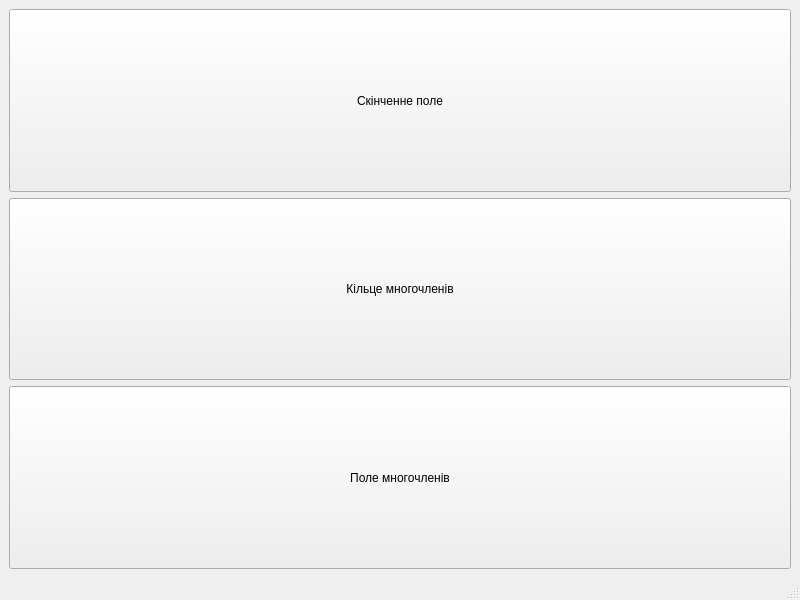
Oleksii-Adamov/GeneralAlgebraTeamLab, file GeneralAlgebraTeamLabProject/GUI/mainwindow.ui: the form before one commit.
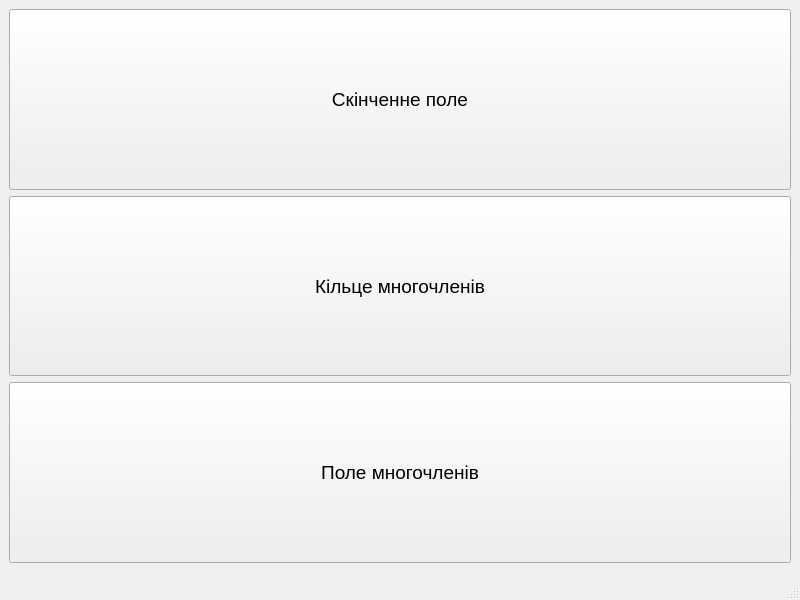
The form after the commit.

```diff
--- a/GeneralAlgebraTeamLabProject/GUI/mainwindow.ui
+++ b/GeneralAlgebraTeamLabProject/GUI/mainwindow.ui
@@ -10,6 +10,11 @@
     <height>600</height>
    </rect>
   </property>
+  <property name="font">
+   <font>
+    <pointsize>14</pointsize>
+   </font>
+  </property>
   <property name="windowTitle">
    <string>MainWindow</string>
   </property>
```
